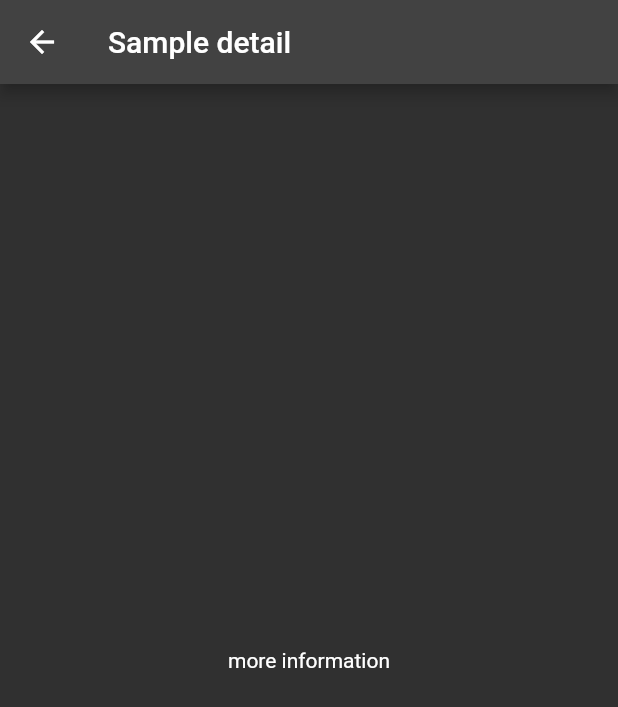
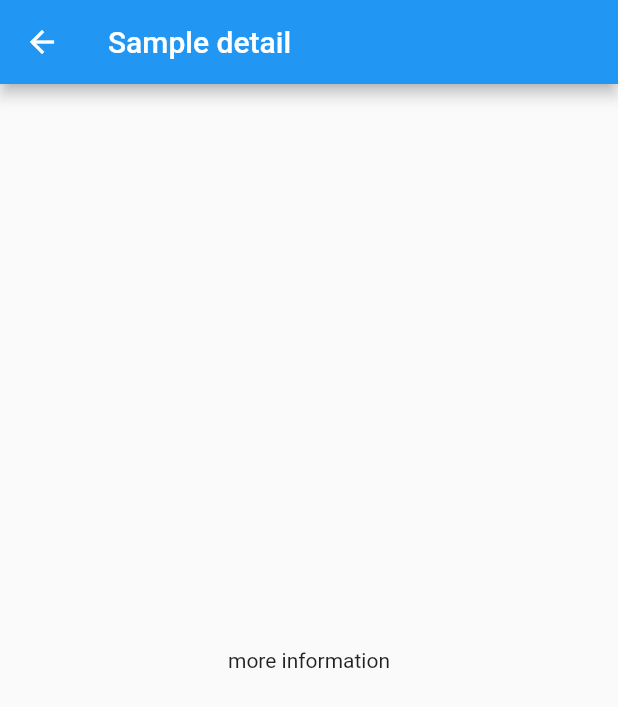
Before and after one commit to luke-nguyen-goldenowl/demo_flutter_app, a Flutter app: the screen it shows after launch, after a tap on an icon or button, on a phone screen of 412 x 824 dp. Shown: the top 707 px of the screen. Run offline on Flutter 3.47's test engine with Material 2 defaults, Android fonts, the phone set to English and light mode, and no system bars.

Commit message:
update changed theme animation

```diff
--- a/lib/main.dart
+++ b/lib/main.dart
@@ -1,5 +1,6 @@
 import 'package:demo_widget_app/sample/list_sample_screen.dart';
 import 'package:demo_widget_app/sample/sample_detail_screen.dart';
+import 'package:demo_widget_app/setting/setting_controller.dart';
 import 'package:demo_widget_app/setting/setting_screen.dart';
 import 'package:flutter/material.dart';
 
@@ -14,22 +15,22 @@ class MyApp extends StatelessWidget {
 
   @override
   Widget build(BuildContext context) {
-    // final settingsController = SettingsController();
-    // return AnimatedBuilder(
-    //   animation: settingsController,
-    //   builder: (BuildContext context, Widget? child) {
+    final controller = SettingsController();
+    return AnimatedBuilder(
+      animation: controller,
+      builder: (BuildContext context, Widget? child) {
         return MaterialApp(
           title: 'Flutter Demo',
           theme: ThemeData(),
           darkTheme: ThemeData.dark(),
-      themeMode: ThemeMode.dark,
+          themeMode: controller.themeMode,
           onGenerateRoute: (RouteSettings routeSettings) {
             return MaterialPageRoute<void>(
               settings: routeSettings,
               builder: (BuildContext context) {
                 switch (routeSettings.name) {
                   case SettingScreen.routeName:
-                return const SettingScreen();
+                    return SettingScreen(settingsController: controller);
                   case SampleDetailScreen.routeName:
                     return const SampleDetailScreen();
                   case ListSampleScreen.routeName:
@@ -42,7 +43,7 @@ class MyApp extends StatelessWidget {
           },
           home: const ListSampleScreen(),
         );
-    //   },
-    // );
+      },
+    );
   }
 }
```
Also changed, not shown: lib/setting/setting_controller.dart (+16 -16 lines), lib/setting/setting_screen.dart (+6 -2 lines). Lines whose indentation alone changed are shown as unchanged.
